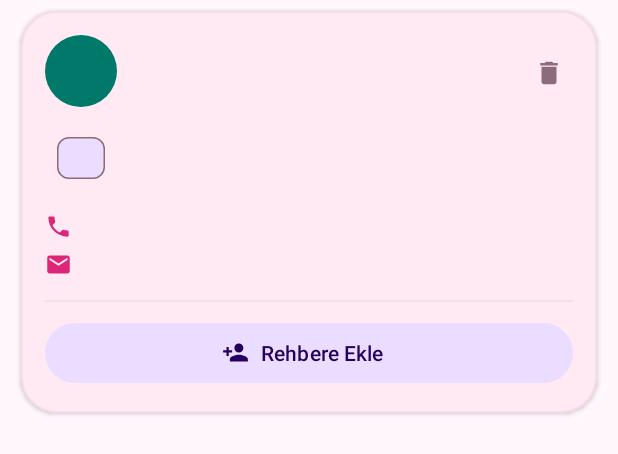
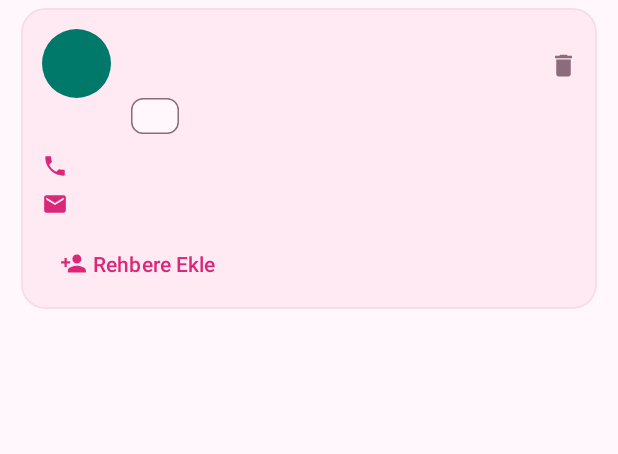
Before and after one commit to fatsar/fatsar, an Android app: the layout item_contact.xml on its own in the app's theme, with its tools: preview values and no code run, on a phone screen of 412 x 824 dp. Shown: the top 454 px of the screen. Run offline under Robolectric (Android 15) with nearby library versions, the phone set to English and light mode, and no system bars.

```diff
--- a/app/src/main/java/com/fatsar/kartvizit/EditContactActivity.kt
+++ b/app/src/main/java/com/fatsar/kartvizit/EditContactActivity.kt
@@ -166,7 +166,7 @@ class EditContactActivity : AppCompatActivity() {
     private fun launchContactPermission(record: ContactRecord) {
         pendingRecord = record
         contactsPermission.launch(
-            arrayOf(Manifest.permission.READ_CONTACTS, Manifest.permission.WRITE_CONTACTS)
+            arrayOf(Manifest.permission.WRITE_CONTACTS)
         )
     }
 
--- a/app/src/main/res/layout/item_contact.xml
+++ b/app/src/main/res/layout/item_contact.xml
@@ -4,21 +4,24 @@
     android:layout_width="match_parent"
     android:layout_height="wrap_content"
     android:layout_marginHorizontal="14dp"
-    android:layout_marginVertical="7dp"
-    app:cardCornerRadius="24dp"
-    app:cardElevation="2dp"
+    android:layout_marginVertical="5dp"
     app:cardBackgroundColor="?attr/colorSurfaceContainer"
+    app:cardCornerRadius="16dp"
+    app:cardElevation="0dp"
+    app:rippleColor="?attr/colorPrimary"
     app:strokeColor="?attr/colorSurfaceVariant"
-    app:strokeWidth="1dp"
-    app:rippleColor="?attr/colorPrimary">
+    app:strokeWidth="1dp">
 
     <LinearLayout
         android:layout_width="match_parent"
         android:layout_height="wrap_content"
         android:orientation="vertical"
-        android:padding="16dp">
+        android:paddingStart="14dp"
+        android:paddingEnd="6dp"
+        android:paddingTop="14dp"
+        android:paddingBottom="6dp">
 
-        <!-- Üst satır: avatar + isim/unvan -->
+        <!-- Üst satır: avatar + isim/unvan + kategori -->
         <LinearLayout
             android:layout_width="match_parent"
             android:layout_height="wrap_content"
@@ -27,36 +30,50 @@
             <TextView
                 android:id="@+id/avatar"
                 style="@style/Widget.KartCep.Avatar"
-                android:layout_width="48dp"
-                android:layout_height="48dp" />
+                android:layout_width="46dp"
+                android:layout_height="46dp" />
 
             <LinearLayout
                 android:layout_width="0dp"
                 android:layout_height="wrap_content"
+                android:layout_gravity="center_vertical"
+                android:layout_marginStart="13dp"
                 android:layout_weight="1"
-                android:layout_marginStart="14dp"
-                android:layout_gravity="center_vertical"
                 android:orientation="vertical">
 
                 <TextView
                     android:id="@+id/textName"
                     android:layout_width="match_parent"
                     android:layout_height="wrap_content"
+                    android:ellipsize="end"
                     android:maxLines="1"
-                    android:ellipsize="end"
                     android:textAppearance="?attr/textAppearanceTitleMedium"
-                    android:textStyle="bold"
-                    android:textColor="?attr/colorOnSurface" />
+                    android:textColor="?attr/colorOnSurface"
+                    android:textStyle="bold" />
 
                 <TextView
                     android:id="@+id/textCompany"
                     android:layout_width="match_parent"
                     android:layout_height="wrap_content"
                     android:layout_marginTop="1dp"
+                    android:ellipsize="end"
                     android:maxLines="1"
-                    android:ellipsize="end"
-                    android:textAppearance="?attr/textAppearanceBodyMedium"
+                    android:textAppearance="?attr/textAppearanceBodySmall"
                     android:textColor="?attr/colorOnSurfaceVariant" />
+
+                <com.google.android.material.chip.Chip
+                    android:id="@+id/chipCategory"
+                    style="@style/Widget.Material3.Chip.Suggestion"
+                    android:layout_width="wrap_content"
+                    android:layout_height="wrap_content"
+                    android:layout_marginTop="6dp"
+                    android:checkable="false"
+                    android:clickable="false"
+                    android:textAppearance="?attr/textAppearanceLabelSmall"
+                    app:chipMinHeight="24dp"
+                    app:chipStrokeColor="?attr/colorOutline"
+                    app:chipStrokeWidth="1dp"
+                    app:ensureMinTouchTargetSize="false" />
             </LinearLayout>
 
             <com.google.android.material.button.MaterialButton
@@ -65,38 +82,27 @@
                 android:layout_width="40dp"
                 android:layout_height="40dp"
                 android:layout_gravity="top"
+                android:contentDescription="@string/delete"
+                android:insetBottom="0dp"
                 android:insetTop="0dp"
-                android:insetBottom="0dp"
                 app:icon="@drawable/ic_delete"
-                app:iconSize="20dp"
+                app:iconSize="19dp"
                 app:iconTint="?attr/colorOutline" />
         </LinearLayout>
 
-        <!-- Kategori rozeti -->
-        <com.google.android.material.chip.Chip
-            android:id="@+id/chipCategory"
-            style="@style/Widget.Material3.Chip.Assist"
-            android:layout_width="wrap_content"
-            android:layout_height="wrap_content"
-            android:layout_marginTop="10dp"
-            android:checkable="false"
-            android:clickable="false"
-            app:chipMinHeight="28dp"
-            app:chipBackgroundColor="?attr/colorSecondaryContainer"
-            android:textColor="?attr/colorOnSecondaryContainer" />
-
-        <!-- Telefon satırı -->
+        <!-- İletişim bilgileri -->
         <LinearLayout
             android:id="@+id/rowPhone"
             android:layout_width="match_parent"
             android:layout_height="wrap_content"
             android:layout_marginTop="12dp"
             android:gravity="center_vertical"
-            android:orientation="horizontal">
+            android:orientation="horizontal"
+            android:paddingEnd="8dp">
 
             <ImageView
-                android:layout_width="18dp"
-                android:layout_height="18dp"
+                android:layout_width="17dp"
+                android:layout_height="17dp"
                 android:contentDescription="@string/col_mobile"
                 android:src="@drawable/ic_phone" />
 
@@ -104,24 +110,26 @@
                 android:id="@+id/textPhone"
                 android:layout_width="0dp"
                 android:layout_height="wrap_content"
+                android:layout_marginStart="12dp"
                 android:layout_weight="1"
-                android:layout_marginStart="12dp"
+                android:ellipsize="end"
+                android:maxLines="1"
                 android:textAppearance="?attr/textAppearanceBodyMedium"
                 android:textColor="?attr/colorOnSurface" />
         </LinearLayout>
 
-        <!-- E-posta satırı -->
         <LinearLayout
             android:id="@+id/rowEmail"
             android:layout_width="match_parent"
             android:layout_height="wrap_content"
             android:layout_marginTop="6dp"
             android:gravity="center_vertical"
-            android:orientation="horizontal">
+            android:orientation="horizontal"
+            android:paddingEnd="8dp">
 
             <ImageView
-                android:layout_width="18dp"
-                android:layout_height="18dp"
+                android:layout_width="17dp"
+                android:layout_height="17dp"
                 android:contentDescription="@string/col_email"
                 android:src="@drawable/ic_mail" />
 
@@ -129,30 +137,24 @@
                 android:id="@+id/textEmail"
                 android:layout_width="0dp"
                 android:layout_height="wrap_content"
+                android:layout_marginStart="12dp"
                 android:layout_weight="1"
-                android:layout_marginStart="12dp"
+                android:ellipsize="end"
                 android:maxLines="1"
-                android:ellipsize="end"
                 android:textAppearance="?attr/textAppearanceBodyMedium"
                 android:textColor="?attr/colorOnSurface" />
         </LinearLayout>
 
-        <!-- Ayraç -->
-        <View
-            android:layout_width="match_parent"
-            android:layout_height="1dp"
-            android:layout_marginTop="14dp"
-            android:background="?attr/colorSurfaceVariant" />
-
-        <!-- Rehbere ekle -->
+        <!-- Eylem satırı -->
         <com.google.android.material.button.MaterialButton
             android:id="@+id/btnAddContact"
-            style="@style/Widget.Material3.Button.TonalButton.Icon"
-            android:layout_width="match_parent"
+            style="@style/Widget.Material3.Button.TextButton.Icon"
+            android:layout_width="wrap_content"
             android:layout_height="wrap_content"
-            android:layout_marginTop="10dp"
+            android:layout_marginTop="6dp"
             android:text="@string/add_to_contacts"
             app:icon="@drawable/ic_person_add"
-            app:iconGravity="textStart" />
+            app:iconGravity="textStart"
+            app:iconSize="18dp" />
     </LinearLayout>
 </com.google.android.material.card.MaterialCardView>
```
Also changed, not shown: app/build.gradle.kts (+36 -9 lines), app/src/main/AndroidManifest.xml (+5 -2 lines), app/src/main/java/com/fatsar/kartvizit/MainActivity.kt (+95 -69 lines), app/src/main/res/drawable/ic_search.xml (added, +10 -0 lines), app/src/main/res/layout/activity_main.xml (+50 -76 lines), app/src/main/res/menu/menu_main.xml (+19 -5 lines), app/src/main/res/values/strings.xml (+11 -0 lines), app/src/main/res/xml/backup_rules.xml (added, +18 -0 lines), app/src/main/res/xml/data_extraction_rules.xml (added, +27 -0 lines), 5 other files.
